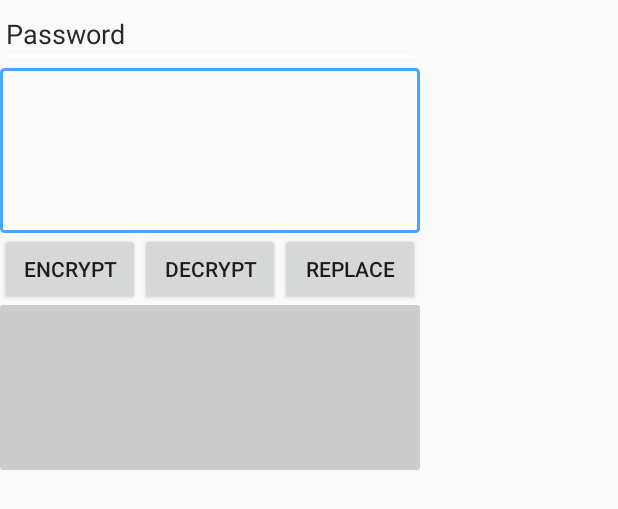
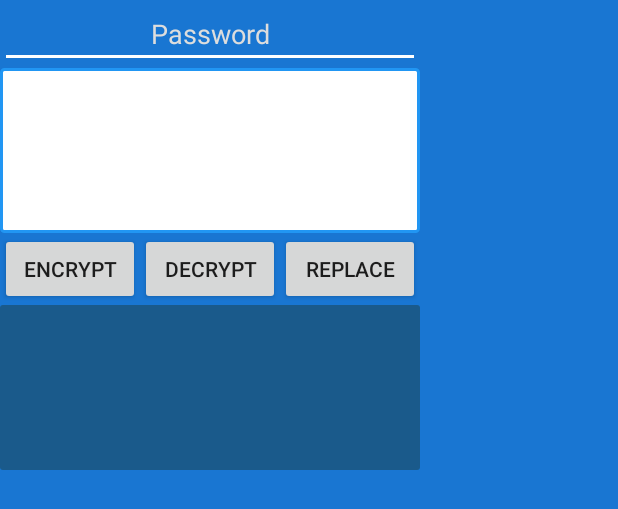
Before and after one commit to JanmanX/EncryptTextApp, an Android app: the layout activity_encrypt.xml on its own in the app's theme, with its tools: preview values and no code run, on a phone screen of 412 x 824 dp. Shown: the top 509 px of the screen. Run offline under Robolectric (Android 15) with nearby library versions, the phone set to English and light mode, and no system bars.

Commit message:
More UI improvements. Mainly colouring.

```diff
--- a/app/src/main/AndroidManifest.xml
+++ b/app/src/main/AndroidManifest.xml
@@ -20,7 +20,8 @@
         <activity
             android:name=".EncryptActivity"
             android:label="@string/app_name"
-            android:theme="@style/Theme.AppCompat.Dialog">
+            android:theme="@style/Theme.AppCompat.Dialog"
+            android:screenOrientation="portrait">
             <intent-filter>
                 <action android:name="android.intent.action.SEND" />
 
--- a/app/src/main/res/drawable/edit_text_style.xml
+++ b/app/src/main/res/drawable/edit_text_style.xml
@@ -5,9 +5,11 @@
     android:thickness="0dp"
 
     android:shape="rectangle">
+
+    <solid android:color="#ffffff"></solid>
     <stroke android:width="2dp"
 
-        android:color="#49a6ff"/>
+        android:color="@color/primary"/>
     <corners android:radius="2dp" />
 
 </shape>
--- a/app/src/main/res/drawable/edit_text_style_dark.xml
+++ b/app/src/main/res/drawable/edit_text_style_dark.xml
@@ -7,5 +7,5 @@
     android:shape="rectangle">
    <corners android:radius="2dp" />
 
-    <solid android:color="#cccccc"></solid>
+    <solid android:color="@color/primary_light"></solid>
 </shape>
--- a/app/src/main/res/layout/activity_encrypt.xml
+++ b/app/src/main/res/layout/activity_encrypt.xml
@@ -1,7 +1,8 @@
 <RelativeLayout xmlns:android="http://schemas.android.com/apk/res/android"
     xmlns:tools="http://schemas.android.com/tools"
     android:layout_width="match_parent"
-    android:layout_height="match_parent" >
+    android:layout_height="match_parent"
+    android:background="@color/primary_dark">
 
     <LinearLayout
         android:layout_width="wrap_content"
@@ -16,15 +17,17 @@
             android:layout_height="wrap_content"
             android:hint="Password"
             android:inputType="textPassword"
-            android:textColor="#000000"
-            android:textColorHint="#292929"
+            android:textColor="#dddddd"
+            android:gravity="center"
+            android:textColorHint="#dddddd"
             />
         <EditText
             android:id="@+id/editText1"
             android:layout_width="match_parent"
             android:layout_height="wrap_content"
             android:minLines="5"
-            android:gravity="top|center"
+            android:maxLines="10"
+            android:gravity="top"
             android:textColor="@color/colorPrimaryDark"
             android:background="@drawable/edit_text_style"
             />
@@ -55,7 +58,6 @@
                 android:layout_weight="1"
                 android:layout_height="wrap_content"
                 android:text="Replace"
-                android:shadowColor="#ff0000"
                 android:onClick="buttonReplaceClick"
                 />
 
@@ -66,10 +68,12 @@
             android:layout_width="match_parent"
             android:layout_height="wrap_content"
             android:minLines="5"
-            android:textColor="@color/colorPrimaryDark"
+            android:maxLines="10"
+            android:textColor="#dddddd"
             android:background="@drawable/edit_text_style_dark"
             android:onClick="editText2Click"
             android:focusable="false"
+            android:gravity="top"
             />
 
 
--- /dev/null
+++ b/app/src/main/res/values/colors_blue_grey.xml
@@ -0,0 +1,11 @@
+<?xml version="1.0" encoding="utf-8"?>
+<resources>
+  <color name="primary">#2196F3</color>
+  <color name="primary_dark">#1976D2</color>
+  <color name="primary_light">#1a5a8b</color>
+  <color name="accent">#9E9E9E</color>
+  <color name="primary_text">#212121</color>
+  <color name="secondary_text">#757575</color>
+  <color name="icons">#FFFFFF</color>
+  <color name="divider">#BDBDBD</color>
+</resources>
```
Also changed, not shown: app/src/main/java/dk/meznik/jan/encrypttext/EncryptActivity.java (+8 -5 lines), app/src/main/java/dk/meznik/jan/encrypttext/util/Encryption.java (+6 -67 lines).
